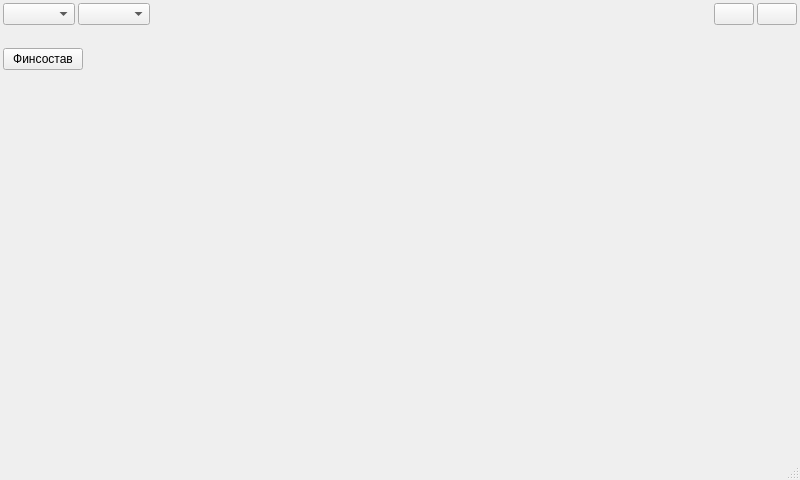
First picture: the form in ui/forms/form_main.ui, repository e-vladimir/finmanager, before the edit.
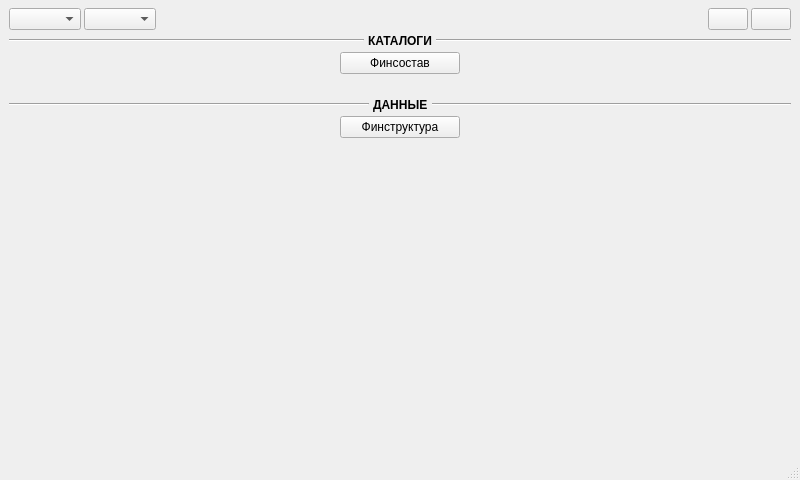
Second picture: the form after the edit.

What changed in the file:
```diff
--- a/ui/forms/form_main.ui
+++ b/ui/forms/form_main.ui
@@ -16,19 +16,10 @@
   <widget class="QWidget" name="centralwidget">
    <layout class="QVBoxLayout" name="verticalLayout">
     <property name="spacing">
-     <number>3</number>
-    </property>
-    <property name="leftMargin">
-     <number>3</number>
+     <number>4</number>
     </property>
     <property name="topMargin">
-     <number>3</number>
-    </property>
-    <property name="rightMargin">
-     <number>3</number>
-    </property>
-    <property name="bottomMargin">
-     <number>3</number>
+     <number>8</number>
     </property>
     <item>
      <layout class="QHBoxLayout" name="horizontalLayout">
@@ -71,7 +62,80 @@
      </layout>
     </item>
     <item>
-     <spacer name="verticalSpacer_2">
+     <layout class="QHBoxLayout" name="horizontalLayout_2" stretch="1,0,1">
+      <item>
+       <widget class="Line" name="line">
+        <property name="orientation">
+         <enum>Qt::Orientation::Horizontal</enum>
+        </property>
+       </widget>
+      </item>
+      <item>
+       <widget class="QLabel" name="label">
+        <property name="font">
+         <font>
+          <bold>true</bold>
+         </font>
+        </property>
+        <property name="text">
+         <string>КАТАЛОГИ</string>
+        </property>
+       </widget>
+      </item>
+      <item>
+       <widget class="Line" name="line_2">
+        <property name="orientation">
+         <enum>Qt::Orientation::Horizontal</enum>
+        </property>
+       </widget>
+      </item>
+     </layout>
+    </item>
+    <item>
+     <layout class="QHBoxLayout" name="horizontalLayout_4">
+      <item>
+       <spacer name="horizontalSpacer_2">
+        <property name="orientation">
+         <enum>Qt::Orientation::Horizontal</enum>
+        </property>
+        <property name="sizeHint" stdset="0">
+         <size>
+          <width>40</width>
+          <height>20</height>
+         </size>
+        </property>
+       </spacer>
+      </item>
+      <item>
+       <widget class="QPushButton" name="btn_fincomposition">
+        <property name="minimumSize">
+         <size>
+          <width>120</width>
+          <height>0</height>
+         </size>
+        </property>
+        <property name="text">
+         <string>Финсостав</string>
+        </property>
+       </widget>
+      </item>
+      <item>
+       <spacer name="horizontalSpacer_3">
+        <property name="orientation">
+         <enum>Qt::Orientation::Horizontal</enum>
+        </property>
+        <property name="sizeHint" stdset="0">
+         <size>
+          <width>40</width>
+          <height>20</height>
+         </size>
+        </property>
+       </spacer>
+      </item>
+     </layout>
+    </item>
+    <item>
+     <spacer name="verticalSpacer_4">
       <property name="orientation">
        <enum>Qt::Orientation::Vertical</enum>
       </property>
@@ -87,19 +151,42 @@
      </spacer>
     </item>
     <item>
-     <layout class="QGridLayout" name="gridLayout">
-      <item row="0" column="0">
-       <widget class="QPushButton" name="btn_fincomposition">
+     <layout class="QHBoxLayout" name="horizontalLayout_3" stretch="1,0,1">
+      <item>
+       <widget class="Line" name="line_3">
+        <property name="orientation">
+         <enum>Qt::Orientation::Horizontal</enum>
+        </property>
+       </widget>
+      </item>
+      <item>
+       <widget class="QLabel" name="label_2">
+        <property name="font">
+         <font>
+          <bold>true</bold>
+         </font>
+        </property>
         <property name="text">
-         <string>Финсостав</string>
+         <string>ДАННЫЕ</string>
         </property>
        </widget>
       </item>
-      <item row="0" column="1">
-       <spacer name="horizontalSpacer_2">
+      <item>
+       <widget class="Line" name="line_4">
         <property name="orientation">
          <enum>Qt::Orientation::Horizontal</enum>
         </property>
+       </widget>
+      </item>
+     </layout>
+    </item>
+    <item>
+     <layout class="QHBoxLayout" name="horizontalLayout_5">
+      <item>
+       <spacer name="horizontalSpacer_4">
+        <property name="orientation">
+         <enum>Qt::Orientation::Horizontal</enum>
+        </property>
         <property name="sizeHint" stdset="0">
          <size>
           <width>40</width>
@@ -108,6 +195,32 @@
         </property>
        </spacer>
       </item>
+      <item>
+       <widget class="QPushButton" name="btn_finstruct">
+        <property name="minimumSize">
+         <size>
+          <width>120</width>
+          <height>0</height>
+         </size>
+        </property>
+        <property name="text">
+         <string>Финструктура</string>
+        </property>
+       </widget>
+      </item>
+      <item>
+       <spacer name="horizontalSpacer_5">
+        <property name="orientation">
+         <enum>Qt::Orientation::Horizontal</enum>
+        </property>
+        <property name="sizeHint" stdset="0">
+         <size>
+          <width>40</width>
+          <height>20</height>
+         </size>
+        </property>
+       </spacer>
+      </item>
      </layout>
     </item>
     <item>
@@ -115,10 +228,13 @@
       <property name="orientation">
        <enum>Qt::Orientation::Vertical</enum>
       </property>
+      <property name="sizeType">
+       <enum>QSizePolicy::Policy::Expanding</enum>
+      </property>
       <property name="sizeHint" stdset="0">
        <size>
         <width>20</width>
-        <height>40</height>
+        <height>212</height>
        </size>
       </property>
      </spacer>
```
Left out of the diff: 2 changed lines with no effect on the pictures.
